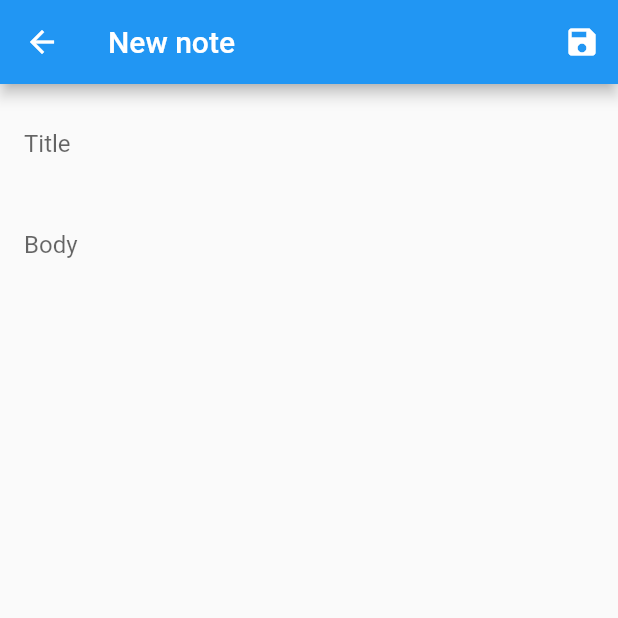
After one commit to magicleon94/YANA, a Flutter app: the screen it shows once a user with an empty profile is signed in, after a tap on the "add" icon, on a phone screen of 412 x 824 dp, the top half of it. The commit adds this screen. Run offline on Flutter 3.47's test engine with Material 2 defaults, Android fonts, the phone set to English and light mode, and no system bars; our stand-ins replace cloud_firestore, firebase_auth, fluro, flutter_signin_button, google_sign_in; accounts and stored records are empty; statements that could not run were skipped.

Commit message:
Future builder and stuff

```diff
--- /dev/null
+++ b/lib/NoteEditForm.dart
@@ -0,0 +1,51 @@
+import 'package:flutter/material.dart';
+
+class NoteEditForm extends StatefulWidget {
+  const NoteEditForm({
+    Key key,
+    @required TextEditingController titleController,
+    @required TextEditingController textController,
+  }) : _titleController = titleController, _textController = textController, super(key: key);
+
+  final TextEditingController _titleController;
+  final TextEditingController _textController;
+
+  @override
+  NoteEditFormState createState() {
+    return new NoteEditFormState();
+  }
+}
+
+class NoteEditFormState extends State<NoteEditForm> {
+  @override
+  Widget build(BuildContext context) {
+    return Column(
+      mainAxisSize: MainAxisSize.max,
+      children: <Widget>[
+        Expanded(
+          flex: 1,
+          child: TextField(
+            textInputAction: TextInputAction.next,
+            decoration: InputDecoration(
+              hintText: "Title",
+              border: InputBorder.none,
+            ),
+            controller: widget._titleController,
+          ),
+        ),
+        Expanded(
+          flex: 10,
+          child: TextField(
+            maxLines: null,
+            keyboardType: TextInputType.multiline,
+            decoration: InputDecoration(
+              hintText: "Body",
+              border: InputBorder.none,
+            ),
+            controller: widget._textController,
+          ),
+        ),
+      ],
+    );
+  }
+}
--- a/lib/NoteEditor.dart
+++ b/lib/NoteEditor.dart
@@ -2,47 +2,35 @@ import 'package:cloud_firestore/cloud_firestore.dart';
 import 'package:flutter/material.dart';
 import 'package:yana/AuthProvider.dart';
 import 'package:yana/Models/Note.dart';
+import 'package:yana/NoteEditForm.dart';
 import 'package:yana/Utils.dart';
 
 class NoteEditor extends StatefulWidget {
-  const NoteEditor({Key key, @required this.model}) : super(key: key);
+  const NoteEditor({Key key, this.noteReference}) : super(key: key);
   _NoteEditorState createState() => _NoteEditorState();
-  final Note model;
+  final String noteReference;
 }
 
 class _NoteEditorState extends State<NoteEditor> {
   TextEditingController _titleController = TextEditingController();
   TextEditingController _textController = TextEditingController();
 
-  @override
-  void initState() {
-    super.initState();
-
-    if (!StringUtils.isNullOrEmpty(widget.model.title)) {
-      _titleController.text = widget.model.title;
-    }
-
-    if (!StringUtils.isNullOrEmpty(widget.model.text)) {
-      _textController.text = widget.model.text;
-    }
-  }
-
   Future<Null> saveNote() async {
     String title = _titleController.text;
     String text = _textController.text;
 
     if (!StringUtils.isNullOrEmpty(title) && !StringUtils.isNullOrEmpty(text)) {
-      widget.model.text = text;
-      widget.model.title = title;
+      Note note = Note(text: text, title: title);
+
       CollectionReference userNotes =
           Firestore.instance.collection(AuthProvider.of(context).user.uid);
 
       DocumentReference noteReference =
-          StringUtils.isNullOrEmpty(widget.model.uid)
+          StringUtils.isNullOrEmpty(widget.noteReference)
               ? userNotes.document()
-              : userNotes.document(widget.model.uid);
+              : userNotes.document(widget.noteReference);
 
-      await noteReference.setData(widget.model.toMap());
+      await noteReference.setData(note.toMap());
       Navigator.of(context).pop();
     }
   }
@@ -60,36 +48,28 @@ class _NoteEditorState extends State<NoteEditor> {
           )
         ],
       ),
-      body: Padding(
-        padding: const EdgeInsets.all(16.0),
-        child: Column(
-          mainAxisSize: MainAxisSize.max,
-          children: <Widget>[
-            Expanded(
-              flex: 1,
-              child: TextField(
-                textInputAction: TextInputAction.next,
-                decoration: InputDecoration(
-                  hintText: "Title",
-                  border: InputBorder.none,
-                ),
-                controller: _titleController,
-              ),
-            ),
-            Expanded(
-              flex: 10,
-              child: TextField(
-                maxLines: null,
-                keyboardType: TextInputType.multiline,
-                decoration: InputDecoration(
-                  hintText: "Body",
-                  border: InputBorder.none,
-                ),
-                controller: _textController,
-              ),
-            ),
-          ],
-        ),
+      body: FutureBuilder(
+        future: Firestore.instance
+            .collection(AuthProvider.of(context).user.uid)
+            .document(widget.noteReference)
+            .snapshots()
+            .first,
+        builder: (BuildContext context, AsyncSnapshot snapshot) {
+          if (snapshot.hasData) {
+            if (snapshot.data != null && !StringUtils.isNullOrEmpty(widget.noteReference)) {
+              _titleController.text = snapshot.data["title"];
+              _textController.text = snapshot.data["text"];
+            }
+            return Padding(
+              padding: const EdgeInsets.all(16.0),
+              child: new NoteEditForm(
+                  titleController: _titleController,
+                  textController: _textController),
+            );
+          } else {
+            return Center(child: CircularProgressIndicator());
+          }
+        },
       ),
     );
   }
--- a/lib/NotesScreen.dart
+++ b/lib/NotesScreen.dart
@@ -60,9 +60,7 @@ class _NotesScreenState extends State<NotesScreen> {
   void createNote() {
     Navigator.of(context).push(MaterialPageRoute(
         builder: (context) => AuthProvider(
-            child: NoteEditor(
-              model: Note(),
-            ),
+            child: NoteEditor(),
             user: user)));
   }
 
@@ -72,6 +70,6 @@ class _NotesScreenState extends State<NotesScreen> {
 
     Navigator.of(context).push(MaterialPageRoute(
         builder: (context) =>
-            AuthProvider(child: NoteEditor(model: note), user: user)));
+            AuthProvider(child: NoteEditor(noteReference: document.documentID,), user: user)));
   }
 }
--- a/lib/Routes/RouteHandlers.dart
+++ b/lib/Routes/RouteHandlers.dart
@@ -1,13 +1,13 @@
 import 'package:flutter/material.dart';
 import 'package:fluro/fluro.dart';
-import 'package:yana/Models/Note.dart';
+import 'package:yana/AuthProvider.dart';
 import 'package:yana/NoteEditor.dart';
 
 
 var newNoteHandler = Handler(handlerFunc: (BuildContext context, Map<String,dynamic> params){
-  return NoteEditor(model: Note());
+  return AuthProvider(child: NoteEditor(), user: params["user"]);
 });
 
 var editNoteHandler = Handler(handlerFunc: (BuildContext context, Map<String,dynamic> params){
-  return NoteEditor(model: params["note"]);
+  return AuthProvider(child: NoteEditor(noteReference: params["noteReference"]), user: params["user"]);
 });
```
